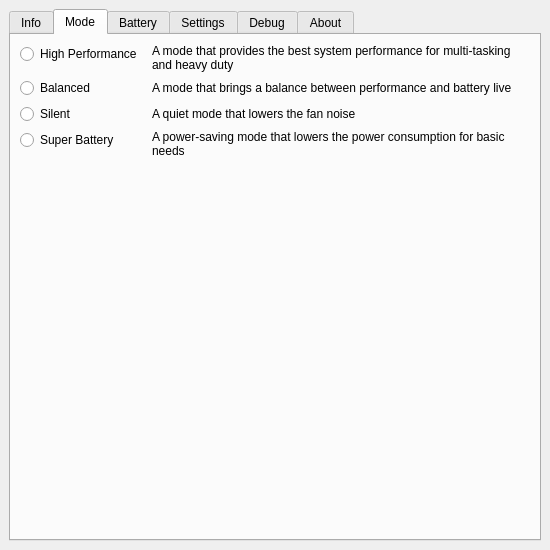
dmitry-s93/MControlCenter, file src/mainwindow.ui: the form before one commit.
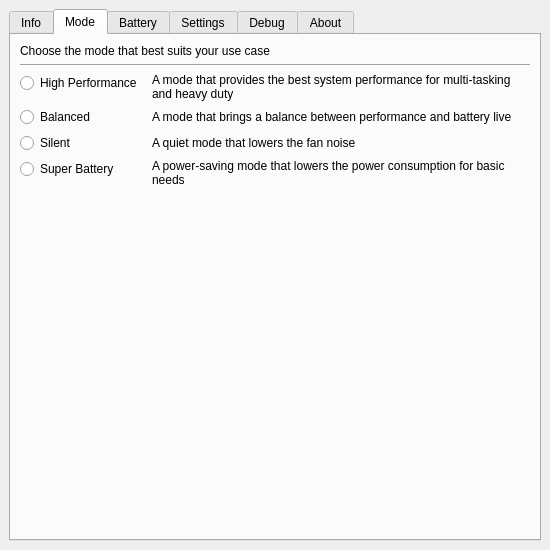
The form after the commit. The open tabs and pages were chosen to show the change.

Commit message: Added description on mode tab

```diff
--- a/src/mainwindow.ui
+++ b/src/mainwindow.ui
@@ -226,6 +226,26 @@
         <string>Mode</string>
        </attribute>
        <layout class="QVBoxLayout" name="verticalLayout_2">
+        <item>
+         <widget class="QLabel" name="modeDescriptionLabel">
+          <property name="text">
+           <string>Choose the mode that best suits your use case</string>
+          </property>
+          <property name="alignment">
+           <set>Qt::AlignJustify|Qt::AlignVCenter</set>
+          </property>
+          <property name="wordWrap">
+           <bool>true</bool>
+          </property>
+         </widget>
+        </item>
+        <item>
+         <widget class="Line" name="line_4">
+          <property name="orientation">
+           <enum>Qt::Horizontal</enum>
+          </property>
+         </widget>
+        </item>
         <item>
          <layout class="QFormLayout" name="formLayout_4">
           <property name="fieldGrowthPolicy">
```
Left out of the diff: 34 changed lines with no effect on the pictures. The commit also changes 6 other files.
